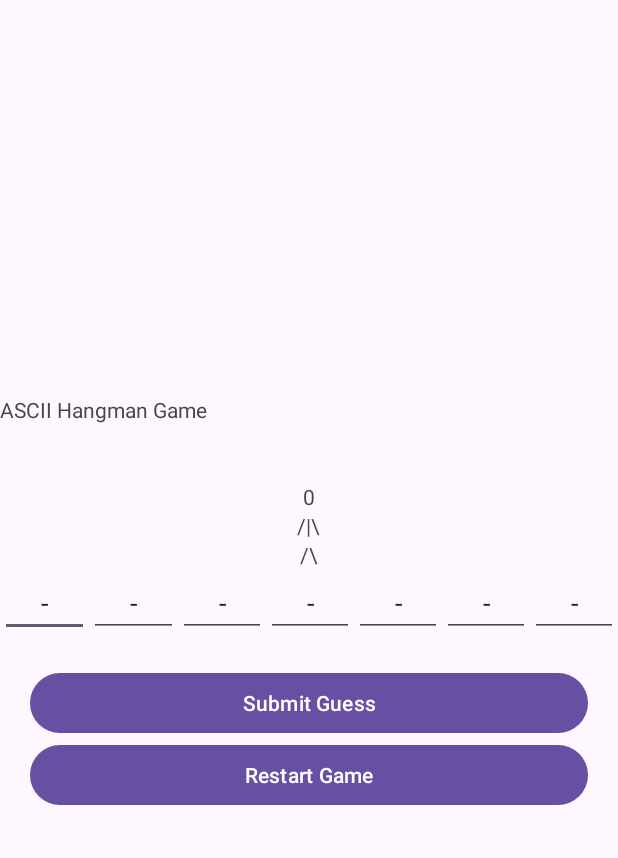
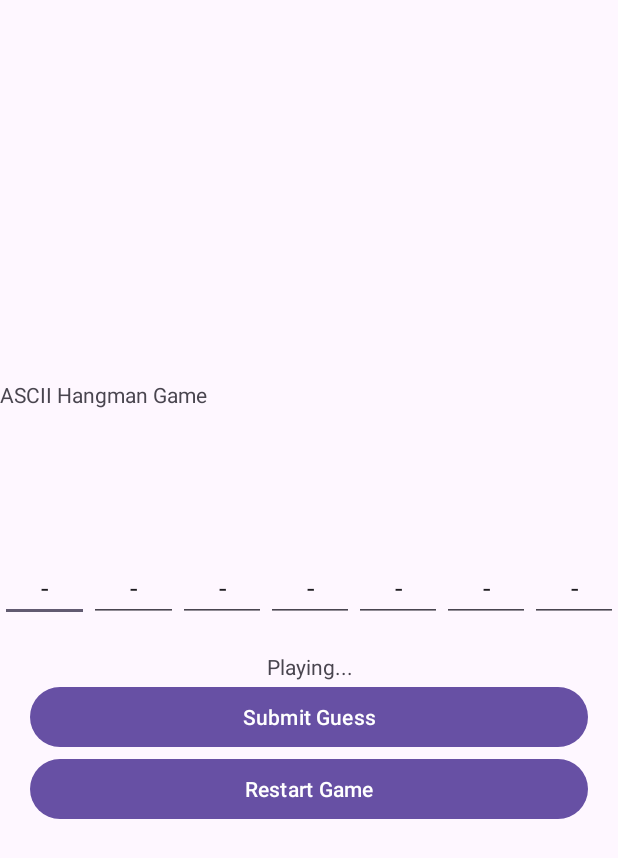
Before and after one commit to faris771/Android_Lab_ToDo1, an Android app: the HangmanActivity screen opened directly, with no data from a screen before it, on a phone screen of 412 x 824 dp. Shown: the top 858 px of the screen. Run offline under Robolectric (Android 15) with nearby library versions, the phone set to English and light mode, and no system bars.

Commit message:
WORKS FINE :)

```diff
--- a/app/src/main/java/com/example/a1200546_faris_abufarha_todo1/HangmanActivity.java
+++ b/app/src/main/java/com/example/a1200546_faris_abufarha_todo1/HangmanActivity.java
@@ -1,7 +1,11 @@
 package com.example.a1200546_faris_abufarha_todo1;
 
 import android.os.Bundle;
+import android.view.View;
+import android.widget.Button;
+import android.widget.EditText;
 import android.widget.TextView;
+import android.widget.Toast;
 
 import androidx.activity.EdgeToEdge;
 import androidx.appcompat.app.AppCompatActivity;
@@ -18,14 +22,13 @@ public class HangmanActivity extends AppCompatActivity {
     private static final String ID = MainActivity.id;
     private static final String WORD = "birzeit";
 
-    private static final String FULL_NAME = FIRST_NAME + " " + LAST_NAME ;
+    private static final String FULL_NAME = FIRST_NAME + " " + LAST_NAME;
 
+    private static final String CONGRATULATIONS = "Congratulations! " + FULL_NAME + ", You have guessed the word correctly!";
+    private static final String GAME_OVER = "Sorry! " + FULL_NAME + ", You lost the game!";
+    private static final int MAXIMUM_TRIES = 6;
 
-    private static final String CONGRATULATIONS = "Congratulations!" + FULL_NAME+ "You have guessed the word correctly!";
-    private static final String GAME_OVER = "Sorry!" + FULL_NAME + "You Lost the game!";
-    private static int MAXIMUM_TRIES = 6;
-
-
+    private int tries = 0;
 
     @Override
     protected void onCreate(Bundle savedInstanceState) {
@@ -35,8 +38,9 @@ public class HangmanActivity extends AppCompatActivity {
 
         TextView fullNameTextView = findViewById(R.id.textView_fullName);
         TextView idHangmanTextView = findViewById(R.id.textView_hangmanID);
+        TextView progressTextView = findViewById(R.id.textView_progress);
 
-        ArrayList<TextView> hangManTextViewsArrayList = new ArrayList<>(WORD.length());
+        ArrayList<TextView> hangManTextViewsArrayList = new ArrayList<>();
         hangManTextViewsArrayList.add(findViewById(R.id.textView_hangmanHead));
         hangManTextViewsArrayList.add(findViewById(R.id.textView_hangmanBody));
         hangManTextViewsArrayList.add(findViewById(R.id.textView_hangmanRightArm));
@@ -44,60 +48,106 @@ public class HangmanActivity extends AppCompatActivity {
         hangManTextViewsArrayList.add(findViewById(R.id.textView_hangmanRightLeg));
         hangManTextViewsArrayList.add(findViewById(R.id.textView_hangmanLeftLeg));
 
+        ArrayList<EditText> guessTextViewsArrayList = new ArrayList<>();
+        guessTextViewsArrayList.add(findViewById(R.id.editText_letter0));
+        guessTextViewsArrayList.add(findViewById(R.id.editText_letter1));
+        guessTextViewsArrayList.add(findViewById(R.id.editText_letter2));
+        guessTextViewsArrayList.add(findViewById(R.id.editText_letter3));
+        guessTextViewsArrayList.add(findViewById(R.id.editText_letter4));
+        guessTextViewsArrayList.add(findViewById(R.id.editText_letter5));
+        guessTextViewsArrayList.add(findViewById(R.id.editText_letter6));
 
+        startGame(hangManTextViewsArrayList);
         showNameID(fullNameTextView, idHangmanTextView);
+        showHangman(hangManTextViewsArrayList, tries);
 
+        Button submitButton = findViewById(R.id.button_submitGuess);
+        submitButton.setOnClickListener(new View.OnClickListener() {
+            @Override
+            public void onClick(View view) {
+                checkSubmission(guessTextViewsArrayList, hangManTextViewsArrayList, progressTextView);
+            }
+        });
 
-
-//        ViewCompat.setOnApplyWindowInsetsListener(findViewById(R.id.main), (v, insets) -> {
-//            Insets systemBars = insets.getInsets(WindowInsetsCompat.Type.systemBars());
-//            v.setPadding(systemBars.left, systemBars.top, systemBars.right, systemBars.bottom);
-//            return insets;
-//        });
-
-
-
-    }
-
-    private static void showNameID(TextView fullNameTextView, TextView idHangmanTextView) {
-        fullNameTextView.setText(FULL_NAME);
-        idHangmanTextView.setText(ID);
-
-
-    }
-
-
-    private static void showHangman(ArrayList<TextView> hangManTextViewsArrayList, int tries) {
-        for (int i = 0; i < hangManTextViewsArrayList.size(); i++) {
-            if (i < tries) {
-                hangManTextViewsArrayList.get(i).setAlpha(1); // make the hangman visible
-
-            } else {
-                hangManTextViewsArrayList.get(i).setAlpha(0); // make the hangman invisible
+        Button restartButton = findViewById(R.id.button_restartGame);
+        restartButton.setOnClickListener(new View.OnClickListener() {
+            @Override
+            public void onClick(View view) {
+                restartGame(hangManTextViewsArrayList);
             }
-        }
-    }
-
-    private static void showResult(TextView resultTextView, boolean isWinner) {
-        if (isWinner) {
-            resultTextView.setText(CONGRATULATIONS);
-        } else {
-            resultTextView.setText(GAME_OVER);
-        }
-    }
-
-    private static void restartGame(ArrayList<TextView> hangManTextViewsArrayList, TextView resultTextView, int tries) {
-        for (TextView textView : hangManTextViewsArrayList) {
-            textView.setAlpha(0);
-
-        }
-
-        tries = 0;
-        resultTextView.setText("");
+        });
     }
 
 
 
 
+
+
+
+
+
+    private static void showNameID(TextView fullNameTextView, TextView idHangmanTextView) {
+        fullNameTextView.setText(FULL_NAME);
+        idHangmanTextView.setText(ID);
+    }
+
+    private static void showHangman(ArrayList<TextView> hangManTextViewsArrayList, int tries) {
+        for (int i = 0; i < hangManTextViewsArrayList.size(); i++) {
+            if (i < tries) {
+                hangManTextViewsArrayList.get(i).setAlpha(1); // make the hangman part visible
+            } else {
+                hangManTextViewsArrayList.get(i).setAlpha(0); // make the hangman part invisible
+            }
+        }
+    }
+
+    private void startGame(ArrayList<TextView> hangManTextViewsArrayList) {
+        tries = 0;
+        showHangman(hangManTextViewsArrayList, tries);
+        Toast.makeText(this, "Guess the word!", Toast.LENGTH_SHORT).show();
+    }
+
+    private void restartGame(ArrayList<TextView> hangManTextViewsArrayList) {
+        tries = 0;
+        showHangman(hangManTextViewsArrayList, tries);
+
+        for (TextView textView : hangManTextViewsArrayList) {
+            textView.setAlpha(0);
+        }
+
+        Toast.makeText(this, "The game has been restarted", Toast.LENGTH_SHORT).show();
+    }
+    private void checkSubmission(ArrayList<EditText> guessTextViewsArrayList, ArrayList<TextView> hangManTextViewsArrayList, TextView progressTextView) {
+        String submission = editTextToString(guessTextViewsArrayList).toLowerCase();
+
+        if (submission.length() != WORD.length()) {
+            progressTextView.setText("Please enter the full word.");
+            return;
+        }
+
+        if (WORD.equals(submission)) {
+            progressTextView.setText(CONGRATULATIONS);
+            Toast.makeText(this, "You win!", Toast.LENGTH_SHORT).show();
+        } else {
+            tries++;
+
+            showHangman(hangManTextViewsArrayList, tries);
+
+            if (tries >= MAXIMUM_TRIES) {
+                progressTextView.setText(GAME_OVER);
+                Toast.makeText(this, "You lost!", Toast.LENGTH_SHORT).show();
+            } else {
+                progressTextView.setText("Wrong guess! Tries left: " + (MAXIMUM_TRIES - tries));
+            }
+        }
+    }
+
+
+    private String editTextToString(ArrayList<EditText> guessTextViewsArrayList) {
+        StringBuilder stringBuilder = new StringBuilder();
+        for (EditText editText : guessTextViewsArrayList) {
+            stringBuilder.append(editText.getText().toString());
+        }
+        return stringBuilder.toString();
+    }
 }
-//
--- a/app/src/main/res/layout/activity_hangman.xml
+++ b/app/src/main/res/layout/activity_hangman.xml
@@ -68,8 +68,7 @@
                 android:id="@+id/textView_hangmanRightArm"
                 android:layout_width="wrap_content"
                 android:layout_height="wrap_content"
-                android:text="\\"
-                android:visibility="visible" />
+                android:text="\\" />
         </LinearLayout>
 
         <LinearLayout
@@ -88,8 +87,7 @@
                 android:id="@+id/textView_hangmanRightLeg"
                 android:layout_width="wrap_content"
                 android:layout_height="wrap_content"
-                android:text="\\"
-                android:visibility="visible" />
+                android:text="\\" />
         </LinearLayout>
     </LinearLayout>
 
@@ -175,6 +173,13 @@
         android:orientation="vertical"
         android:padding="20dp">
 
+        <TextView
+            android:id="@+id/textView_progress"
+            android:layout_width="match_parent"
+            android:layout_height="wrap_content"
+            android:gravity="center"
+            android:text="Playing..." />
+
         <Button
             android:id="@+id/button_submitGuess"
             android:layout_width="match_parent"
```
Also changed, not shown: app/src/main/java/com/example/a1200546_faris_abufarha_todo1/MainActivity.java (+20 -19 lines).
